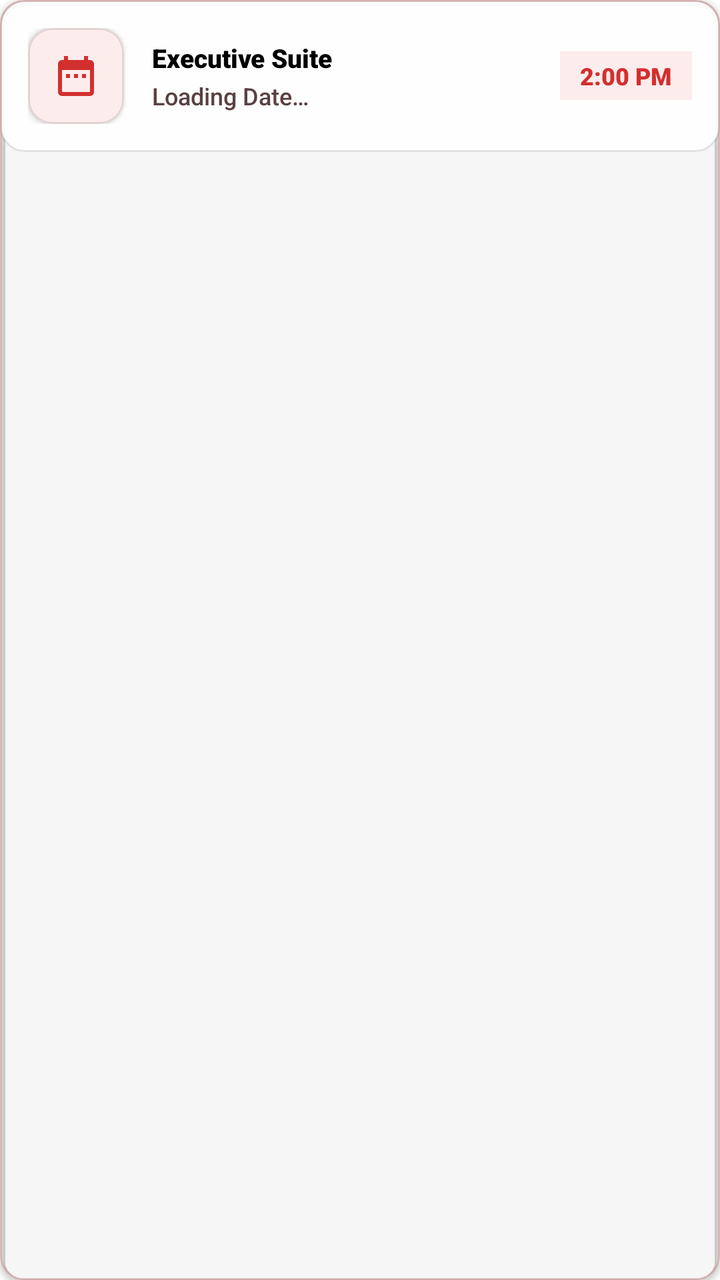
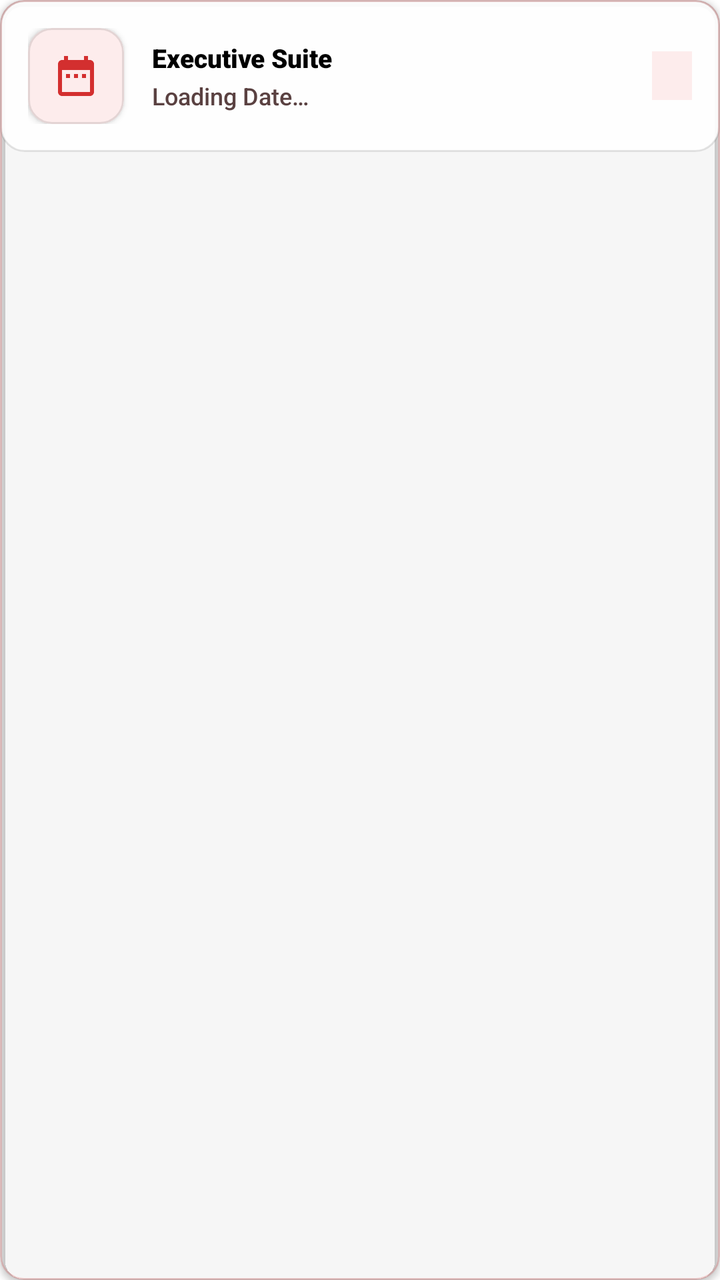

An Android layout rendered at two revisions. The XML below is the earlier revision; the diff shows what the commit changed to produce the second picture.
<!-- AndroidManifest.xml: application theme Theme.VelocitySuites -->
<!-- res/layout/item_upcoming_transaction.xml -->
<?xml version="1.0" encoding="utf-8"?>
<com.google.android.material.card.MaterialCardView xmlns:android="http://schemas.android.com/apk/res/android"
    xmlns:app="http://schemas.android.com/apk/res-auto"
    style="@style/Widget.Velocity.Card.Glass"
    android:layout_width="match_parent"
    android:layout_height="wrap_content"
    android:layout_marginBottom="11dp">

    <LinearLayout
        android:layout_width="match_parent"
        android:layout_height="wrap_content"
        android:background="@drawable/bg_glass_card_white"
        android:gravity="center_vertical"
        android:orientation="horizontal"
        android:padding="14dp">

        <com.google.android.material.card.MaterialCardView
            android:id="@+id/transactionIconContainer"
            android:layout_width="48dp"
            android:layout_height="48dp"
            app:cardBackgroundColor="@color/velocity_red_soft"
            app:cardCornerRadius="@dimen/card_corner_radius"
            app:cardElevation="@dimen/card_elevation">
            <ImageView
                android:id="@+id/ivTransactionIcon"
                android:layout_width="24dp"
                android:layout_height="24dp"
                android:layout_gravity="center"
                android:importantForAccessibility="no"
                android:src="@drawable/ic_calendar"
                app:tint="@color/velocity_red_primary" />
        </com.google.android.material.card.MaterialCardView>

        <LinearLayout
            android:layout_width="0dp"
            android:layout_height="wrap_content"
            android:layout_marginStart="14dp"
            android:layout_weight="1"
            android:orientation="vertical">

            <TextView
                android:id="@+id/tvTransactionTitle"
                android:layout_width="wrap_content"
                android:layout_height="wrap_content"
                android:fontFamily="sans-serif-black"
                android:text="@string/executive_suite"
                android:textColor="@color/black"
                android:textSize="13sp" />

            <TextView
                android:id="@+id/tvTransactionDate"
                android:layout_width="wrap_content"
                android:layout_height="wrap_content"
                android:layout_marginTop="2dp"
                android:fontFamily="sans-serif-medium"
                android:text="@string/loading_date"
                android:textColor="@color/velocity_text_secondary"
                android:textSize="12sp" />
        </LinearLayout>

        <TextView
            android:id="@+id/tvTimeLabel"
            android:layout_width="wrap_content"
            android:layout_height="wrap_content"
            android:background="@drawable/shape_intro_pill"
            android:backgroundTint="@color/velocity_red_soft"
            android:paddingHorizontal="10dp"
            android:paddingVertical="4dp"
            android:text="@string/check_in_time"
            android:textColor="@color/velocity_red_primary"
            android:textSize="12sp"
            android:fontFamily="sans-serif-black" />

    </LinearLayout>
</com.google.android.material.card.MaterialCardView>
<!-- resources referenced by this layout -->
<resources>
  <color name="black">#FF000000</color>
  <color name="velocity_red_primary">#D32F2F</color>
  <color name="velocity_red_soft">#FDECEC</color>
  <color name="velocity_text_secondary">#5A4141</color>
  <dimen name="card_corner_radius">12dp</dimen>
  <dimen name="card_elevation">2dp</dimen>
  <!-- drawable bg_glass_card_white (drawable) -->
  <?xml version="1.0" encoding="utf-8"?>
  <shape xmlns:android="http://schemas.android.com/apk/res/android">
      <solid android:color="#E6FFFFFF" />
      <stroke android:width="1dp" android:color="#1A000000" />
      <corners android:radius="@dimen/card_corner_radius" />
  </shape>
  <!-- drawable ic_calendar (drawable) -->
  <vector xmlns:android="http://schemas.android.com/apk/res/android"
      android:width="24dp"
      android:height="24dp"
      android:viewportWidth="24"
      android:viewportHeight="24">
    <path
        android:fillColor="#000000"
        android:pathData="M19,4h-1V2h-2v2H8V2H6v2H5C3.89,4 3.01,4.9 3.01,6L3,20c0,1.1 0.89,2 2,2h14c1.1,0 2,-0.9 2,-2V6C21,4.9 20.1,4 19,4zM19,20H5V9h14V20zM7,11h2v2H7V11zM11,11h2v2h-2V11zM15,11h2v2h-2V11z"/>
  </vector>
  <!-- drawable shape_intro_pill (drawable) -->
  <?xml version="1.0" encoding="utf-8"?>
  <shape xmlns:android="http://schemas.android.com/apk/res/android">
      <solid android:color="@color/velocity_red_primary" />
      <corners android:radius="0dp" />
  </shape>
  <string name="check_in_time">2:00 PM</string>
  <string name="executive_suite">Executive Suite</string>
  <string name="loading_date">Loading Date…</string>
  <color name="velocity_red_alpha_20">#33D32F2F</color>
  <color name="velocity_red_dark">#7F1212</color>
  <color name="white">#FFFFFFFF</color>
  <color name="velocity_red_rose">#EF5350</color>
  <color name="velocity_red_deep">#5A0A0A</color>
  <style name="ShapeAppearance.Velocity.Square" parent="">
          <item name="cornerFamily">rounded</item>
          <item name="cornerSize">0dp</item>
      </style>
  <style name="ShapeAppearance.Velocity.Card" parent="">
          <item name="cornerFamily">rounded</item>
          <item name="cornerSize">@dimen/card_corner_radius</item>
      </style>
  <style name="Widget.Velocity.Card.Flat" parent="Widget.MaterialComponents.CardView">
          <item name="cardElevation">@dimen/card_elevation</item>
          <item name="cardCornerRadius">@dimen/card_corner_radius</item>
          <item name="cardBackgroundColor">@color/velocity_surface_elevated</item>
          <item name="strokeColor">@color/velocity_divider_hairline</item>
          <item name="strokeWidth">1dp</item>
          <item name="shapeAppearance">@style/ShapeAppearance.Velocity.Card</item>
      </style>
  <style name="Widget.Velocity.Flat.Snackbar" parent="Widget.MaterialComponents.Snackbar">
          <item name="android:background">@drawable/bg_snackbar_flat</item>
          <item name="android:elevation">0dp</item>
      </style>
  <color name="velocity_surface_elevated">#FFFFFF</color>
  <color name="velocity_divider_hairline">#1A000000</color>
  <!-- drawable bg_snackbar_flat (drawable) -->
  <?xml version="1.0" encoding="utf-8"?>
  <shape xmlns:android="http://schemas.android.com/apk/res/android" android:shape="rectangle">
      <solid android:color="#323232" />
      <stroke android:width="1dp" android:color="#33FFFFFF" />
      <corners android:radius="0dp" />
  </shape>
  <style name="Widget.Velocity.Flat.BottomSheet" parent="Widget.MaterialComponents.BottomSheet.Modal">
          <item name="shapeAppearanceOverlay">@style/ShapeAppearance.Velocity.Square</item>
          <item name="android:elevation">0dp</item>
          <item name="backgroundTint">@color/velocity_surface_elevated</item>
      </style>
  <!-- unchanged entries left out for length: 9 -->
</resources>

<!-- the commit's change to res/layout/item_upcoming_transaction.xml (unified diff, before → after) -->
@@ -66,7 +66,6 @@
             android:backgroundTint="@color/velocity_red_soft"
             android:paddingHorizontal="10dp"
             android:paddingVertical="4dp"
-            android:text="@string/check_in_time"
             android:textColor="@color/velocity_red_primary"
             android:textSize="12sp"
             android:fontFamily="sans-serif-black" />
<!-- resource entries referenced after the edit -->
@@ -29,7 +29,6 @@
       <solid android:color="@color/velocity_red_primary" />
       <corners android:radius="0dp" />
   </shape>
-  <string name="check_in_time">2:00 PM</string>
   <string name="executive_suite">Executive Suite</string>
   <string name="loading_date">Loading Date…</string>
   <color name="velocity_red_alpha_20">#33D32F2F</color>
